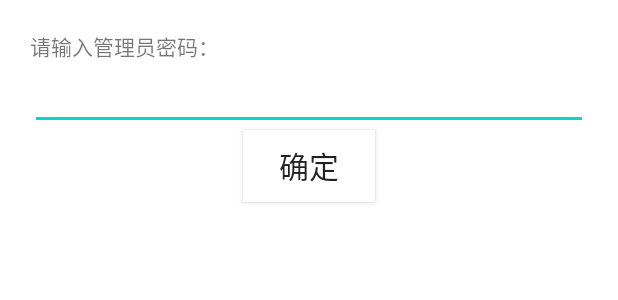
After one commit to RobodLee/AttendanceSystem, an Android app: the layout admin_password_dialog.xml on its own in the app's theme, with its tools: preview values and no code run, on a phone screen of 412 x 824 dp. The commit adds this screen. Shown: the top 300 px of the screen. Run offline under Robolectric (Android 15) with nearby library versions, the phone set to English and light mode, and no system bars.

Commit message:
修改：未到签到时间列表不显示内容，修改详情列表时间显示错误的bug。 完成部分操作需要输入管理员密码的功能。

```diff
--- a/app/src/main/java/com/robod/attendancesystem/adapter/TodayRecordsAdapter.java
+++ b/app/src/main/java/com/robod/attendancesystem/adapter/TodayRecordsAdapter.java
@@ -64,7 +64,7 @@ public class TodayRecordsAdapter extends ArrayAdapter<Student> {
         if (signInOutMode == 1) {
              records = LitePal.where("student_num = ? and " +
                     "date(date_string) == date('now') and " +
-                    "status = ?",student.getNumber(),"0").find(Record.class);
+                    "status < ?",student.getNumber(),"2").find(Record.class);
             if (records != null && records.size()>0) {
                 viewHolder.statusCircle.setTextColor(Color.GREEN);
             }
--- /dev/null
+++ b/app/src/main/res/layout/admin_password_dialog.xml
@@ -0,0 +1,29 @@
+<?xml version="1.0" encoding="utf-8"?>
+<LinearLayout xmlns:android="http://schemas.android.com/apk/res/android"
+    android:layout_width="match_parent"
+    android:layout_height="match_parent"
+    android:orientation="vertical"
+    android:padding="20dp"
+    android:background="@color/white">
+
+    <TextView
+        android:layout_width="match_parent"
+        android:layout_height="wrap_content"
+        android:text="请输入管理员密码："/>
+
+    <EditText
+        android:id="@+id/dialog_password"
+        android:layout_width="match_parent"
+        android:layout_height="wrap_content"
+        android:inputType="textPassword"/>
+
+    <Button
+        android:id="@+id/dialog_yes"
+        android:layout_width="wrap_content"
+        android:layout_height="wrap_content"
+        android:layout_gravity="center"
+        android:background="@color/white"
+        android:textSize="20sp"
+        android:text="确定" />
+
+</LinearLayout>
```
Also changed, not shown: app/src/main/java/com/robod/attendancesystem/MainActivity.java (+48 -5 lines), app/src/main/java/com/robod/attendancesystem/fragment/AttendanceDetailsFragment.java (+73 -23 lines), app/src/main/java/com/robod/attendancesystem/fragment/SignInOutFragment.java (+9 -4 lines), app/src/main/res/layout/activity_students_management.xml (+26 -0 lines), app/src/main/res/layout/attendance_details_item.xml (+3 -8 lines), app/src/main/res/layout/student_item.xml (+12 -14 lines).
